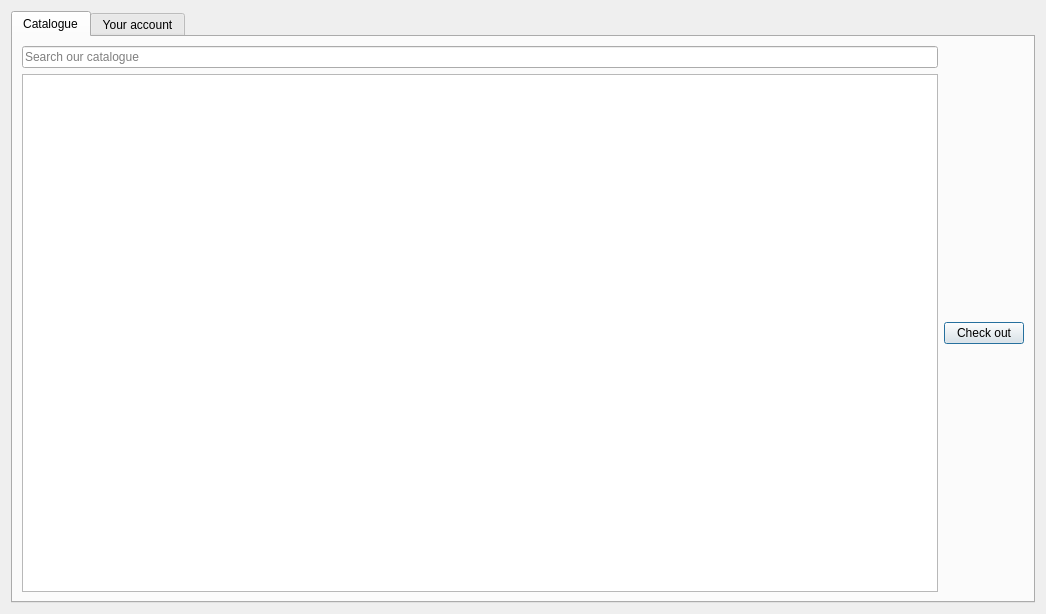
First picture: the form in NewWindowChur/catalogue.ui, repository jandrealyn/LibraryQtSystem, before the edit.
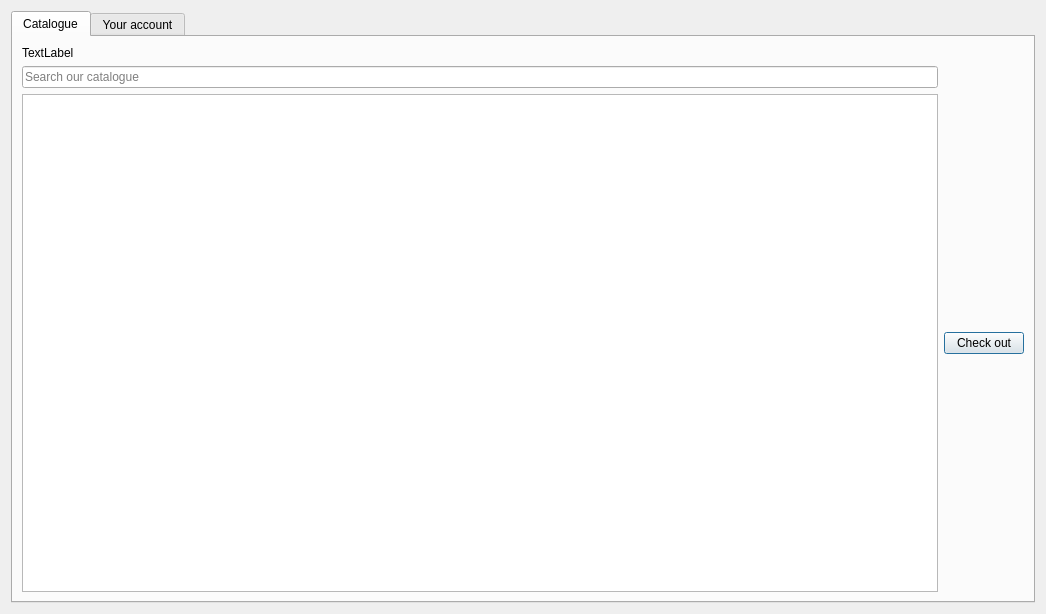
Second picture: the form after the edit.

Commit message: updated ID in catalogue, added nullptr as parent to windows

```diff
--- a/NewWindowChur/catalogue.ui
+++ b/NewWindowChur/catalogue.ui
@@ -24,7 +24,17 @@
        <string>Catalogue</string>
       </attribute>
       <layout class="QGridLayout" name="gridLayout_2">
-       <item row="0" column="0">
+       <item row="2" column="0">
+        <widget class="QTableWidget" name="bookCatalogue"/>
+       </item>
+       <item row="2" column="1">
+        <widget class="QPushButton" name="checkOutButton">
+         <property name="text">
+          <string>Check out</string>
+         </property>
+        </widget>
+       </item>
+       <item row="1" column="0">
         <widget class="QLineEdit" name="lineEdit">
          <property name="text">
           <string/>
@@ -34,13 +44,10 @@
          </property>
         </widget>
        </item>
-       <item row="1" column="0">
-        <widget class="QTableWidget" name="bookCatalogue"/>
-       </item>
-       <item row="1" column="1">
-        <widget class="QPushButton" name="checkOutButton">
+       <item row="0" column="0">
+        <widget class="QLabel" name="yoobeeLogo">
          <property name="text">
-          <string>Check out</string>
+          <string>TextLabel</string>
          </property>
         </widget>
        </item>
```
The commit also changes 6 other files.
